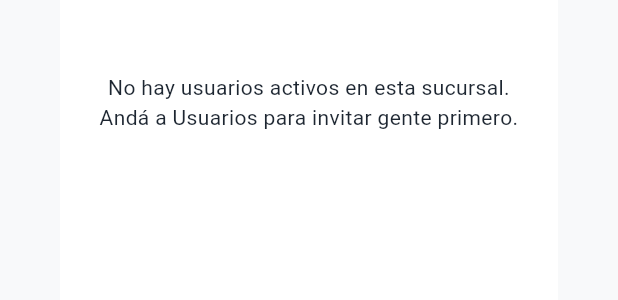
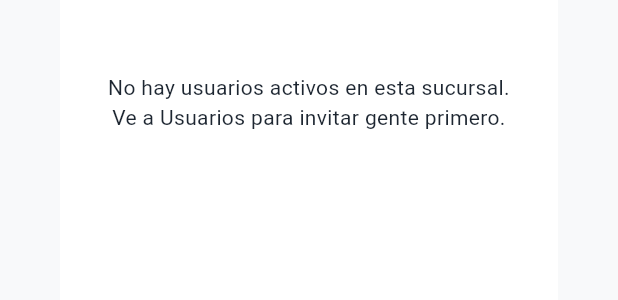
Before and after one commit to Crisgmz/flutter_shop, a Flutter app: the _CashRegisterUsersDialog widget shown alone on an empty page, opened directly with empty values, on a phone screen of 412 x 824 dp. Shown: the part 498-798 px from the top of the screen. Run offline on Flutter 3.47's test engine with Material 3 defaults, Android fonts, the phone set to English and light mode, and no system bars; our stand-ins replace file_picker, flutter_riverpod, go_router, pdf, printing, share_plus and 1 more; missing offline and left inert: dart:html, excel; accounts and stored records are empty; network calls fail.

Commit message:
i18n: eliminar voseo argentino restante en strings de UI
- 'Andá a Usuarios...' → 'Ve a Usuarios...' (app_settings_page).
- 'Tenés que elegir una caja.' → 'Tienes que elegir una caja.'
  (cash_register_repository).
- 'Elegí una caja' → 'Elige una caja' (cash_register_page).
- Comment: 'la caja está acá' → 'la caja está aquí' (sales_entry_page).

Sweep completo del árbol lib/ verifica que no quedan formas voseo
(tenés, podés, andá, mirá, creá, etc.) en strings de UI ni comentarios.

Co-Authored-By: Claude Opus 4.7 <noreply@anthropic.com>

```diff
--- a/lib/features/cash_register/data/cash_register_repository.dart
+++ b/lib/features/cash_register/data/cash_register_repository.dart
@@ -823,7 +823,7 @@ class CashRegisterRepository {
   /// configuradas. Devuelve el UUID de la cash_session creada.
   Future<String> openSessionForRegister(OpenCashInput input) async {
     if (input.cashRegisterId == null || input.cashRegisterId!.isEmpty) {
-      throw Exception('Tenés que elegir una caja.');
+      throw Exception('Tienes que elegir una caja.');
     }
     final result = await _client.rpc(
       'open_cash_session_for_register',
--- a/lib/features/cash_register/presentation/cash_register_page.dart
+++ b/lib/features/cash_register/presentation/cash_register_page.dart
@@ -731,7 +731,7 @@ class _OpenSessionDialogState extends State<_OpenSessionDialog> {
                   ],
                   onChanged: (v) => setState(() => _selectedCajaId = v),
                   validator: (v) {
-                    if (v == null || v.isEmpty) return 'Elegí una caja';
+                    if (v == null || v.isEmpty) return 'Elige una caja';
                     return null;
                   },
                 ),
--- a/lib/features/sales/presentation/sales_entry_page.dart
+++ b/lib/features/sales/presentation/sales_entry_page.dart
@@ -76,7 +76,7 @@ class _SalesCashRegisterPicker extends ConsumerWidget {
             return _EmptyState(canManage: canSeeAll);
           }
           // Mapa: cash_register_id → sessionId abierto del usuario actual.
-          // Si la caja está acá, el tap entra directo al POS (sin reabrir).
+          // Si la caja está aquí, el tap entra directo al POS (sin reabrir).
           final mySessionsByRegister = <String, MyOpenCashSession>{
             for (final s in mySessionsAsync.valueOrNull ?? const [])
               if (s.cashRegisterId != null) s.cashRegisterId!: s,
--- a/lib/features/settings/presentation/app_settings_page.dart
+++ b/lib/features/settings/presentation/app_settings_page.dart
@@ -2835,7 +2835,7 @@ class _CashRegisterUsersDialogState extends State<_CashRegisterUsersDialog> {
             ? const Center(
                 child: Text(
                   'No hay usuarios activos en esta sucursal.\n'
-                  'Andá a Usuarios para invitar gente primero.',
+                  'Ve a Usuarios para invitar gente primero.',
                   textAlign: TextAlign.center,
                 ),
               )
```
